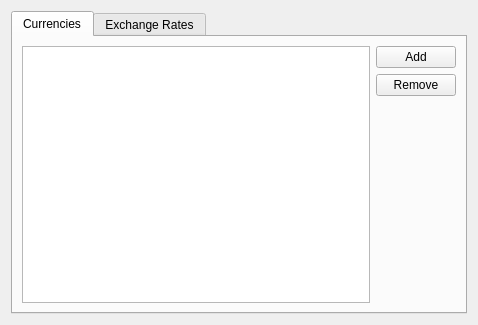
Above: src/views/ui_files/currency_form.ui from JakubFranek/Kapytal before the change. Below: the same form after it.
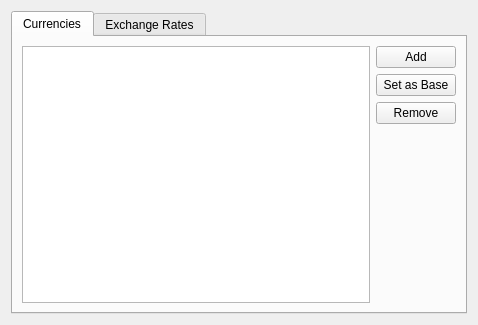
That is the form after the change. The open tabs and pages were chosen to show the change.

Commit message:
Add base Currency support to views and presenters
Serialize base Currency in RecordKeeper.
Add base currency icon (a star).

What changed in the file:
```diff
--- a/src/views/ui_files/currency_form.ui
+++ b/src/views/ui_files/currency_form.ui
@@ -58,6 +58,13 @@
            </property>
           </widget>
          </item>
+         <item>
+          <widget class="QPushButton" name="setBaseCurrencyButton">
+           <property name="text">
+            <string>Set as Base</string>
+           </property>
+          </widget>
+         </item>
          <item>
           <widget class="QPushButton" name="removeCurrencyButton">
            <property name="text">
```
Left out of the diff: 16 changed lines with no effect on the pictures. The commit also changes 9 other files.
